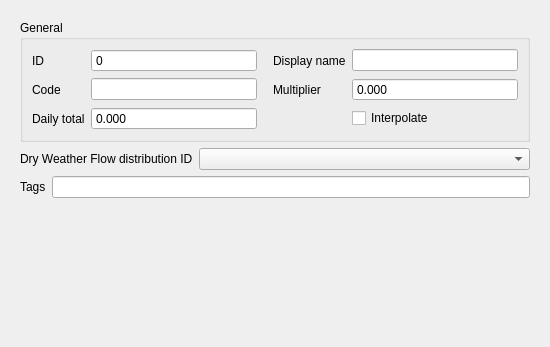
nens/threedi-schematisation-editor, file threedi_schematisation_editor/forms/ui/dry_weather_flow.ui: the form before one commit; both pictures show x 0 to 550 and y 0 to 347 of the 550 by 550 pixel window.
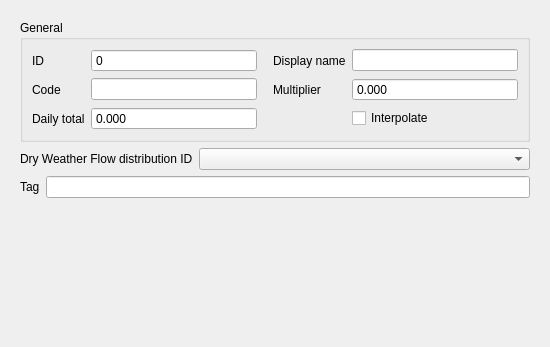
The form after the commit.

```diff
--- a/threedi_schematisation_editor/forms/ui/dry_weather_flow.ui
+++ b/threedi_schematisation_editor/forms/ui/dry_weather_flow.ui
@@ -63,7 +63,7 @@
          <item>
           <widget class="QLabel" name="label_13">
            <property name="text">
-            <string>Tags</string>
+            <string>Tag</string>
            </property>
           </widget>
          </item>
```
Left out of the diff: 6 changed lines with no effect on the pictures.
